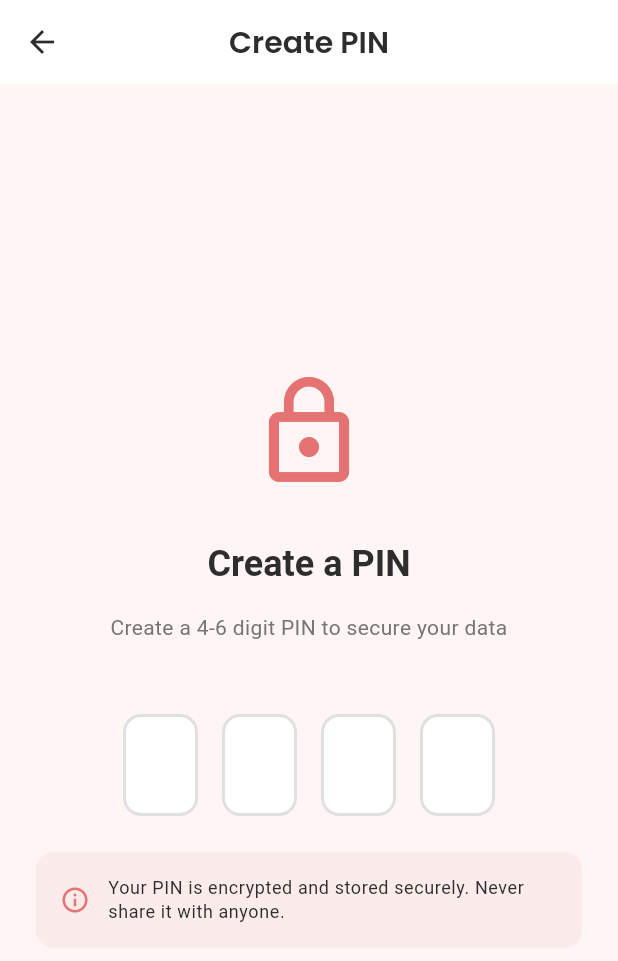
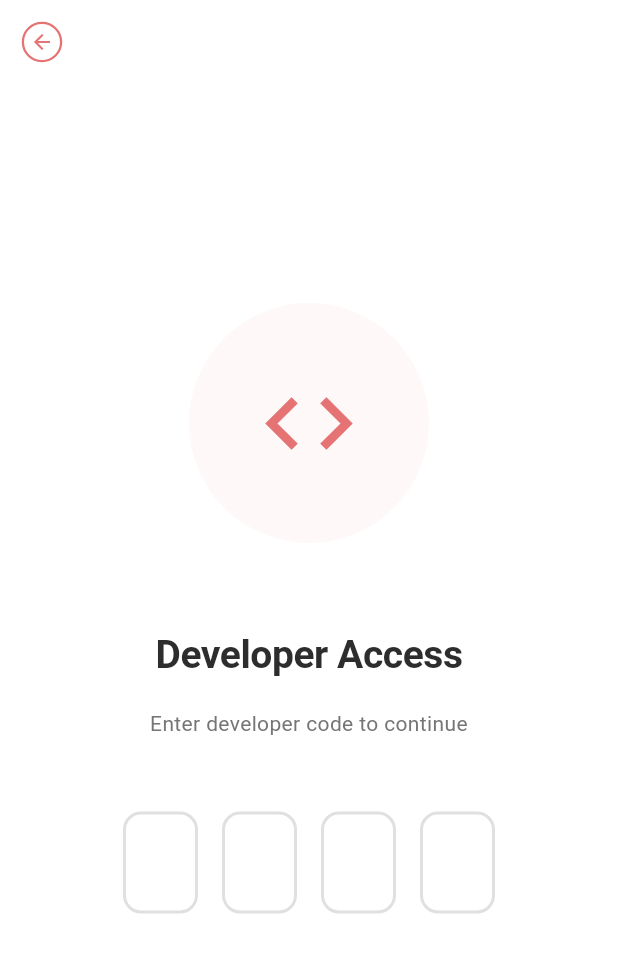
Before and after one commit to kiran-bhalerao/saathi, a Flutter app: the screen it shows after launch, after a tap on "Get Started", on a phone screen of 412 x 824 dp. Shown: the top 961 px of the screen. Run offline on Flutter 3.47's test engine with Material 3 defaults, Android fonts, the phone set to English and light mode, and no system bars; our stand-ins replace file_picker, flutter_blue_plus, flutter_secure_storage, google_fonts, share_plus, sqflite_sqlcipher; missing offline and left inert: pointycastle; accounts and stored records are empty.

Commit message:
dev lock

```diff
--- a/lib/features/onboarding/screens/pin_setup_screen.dart
+++ b/lib/features/onboarding/screens/pin_setup_screen.dart
@@ -14,20 +14,70 @@ class PINSetupScreen extends StatefulWidget {
 
 class _PINSetupScreenState extends State<PINSetupScreen> {
   final PINManager _pinManager = PINManager();
+  final GlobalKey _devLockKey = GlobalKey();
   final GlobalKey _pinKey = GlobalKey();
   final GlobalKey _confirmKey = GlobalKey();
 
   String? _enteredPIN;
   String? _errorMessage;
   bool _isLoading = false;
-  bool _isConfirmStep = false;
+
+  // Three-step flow: devLock -> create -> confirm
+  String _currentStep = 'devLock'; // devLock, create, confirm
+
+  /// Generate dev lock PIN from current time (simple mental math)
+  /// Rule: Time HHMM → Take 3rd digit, 2nd digit, 4th digit, 1st digit
+  /// Example: 10:26 → 1026 → 0261 (3rd=2, 2nd=0, 4th=6, 1st=1)
+  String _generateDevLockPIN() {
+    final now = DateTime.now();
+
+    // Get time in 12-hour format (easier to calculate mentally)
+    final hour12 = now.hour > 12 ? now.hour - 12 : (now.hour == 0 ? 12 : now.hour);
+    final minute = now.minute;
+
+    // Format as HHMM string (pad with zeros)
+    final hourStr = hour12.toString().padLeft(2, '0');
+    final minuteStr = minute.toString().padLeft(2, '0');
+    final timeStr = '$hourStr$minuteStr';
+
+    // Apply simple swap: positions [2,1,3,0] (3rd, 2nd, 4th, 1st)
+    // Add +1 to the 1st digit (with wrapping: 9→0)
+    final firstDigit = int.parse(timeStr[0]);
+    final modifiedFirst = (firstDigit + 1) % 10;
+    final pin = '${timeStr[2]}${timeStr[1]}${timeStr[3]}$modifiedFirst';
+    return pin;
+  }
+
+  /// Validate dev lock PIN
+  bool _validateDevLock(String pin) {
+    final expectedPIN = _generateDevLockPIN();
+
+    // Debug: Show current time and expected PIN
+    final now = DateTime.now();
+    final hour12 = now.hour > 12 ? now.hour - 12 : (now.hour == 0 ? 12 : now.hour);
+    debugPrint('🔒 Time: ${hour12.toString().padLeft(2, '0')}:${now.minute.toString().padLeft(2, '0')} → PIN: $expectedPIN');
+
+    return pin == expectedPIN;
+  }
 
   void _onPINEntered(String pin) {
-    if (!_isConfirmStep) {
+    if (_currentStep == 'devLock') {
+      // Dev Lock verification
+      if (_validateDevLock(pin)) {
+        setState(() {
+          _currentStep = 'create';
+          _errorMessage = null;
+        });
+      } else {
+        setState(() {
+          _errorMessage = 'Invalid developer code. Please try again.';
+        });
+      }
+    } else if (_currentStep == 'create') {
       // First PIN entry
       setState(() {
         _enteredPIN = pin;
-        _isConfirmStep = true;
+        _currentStep = 'confirm';
         _errorMessage = null;
       });
     } else {
@@ -37,12 +87,9 @@ class _PINSetupScreenState extends State<PINSetupScreen> {
       } else {
         setState(() {
           _errorMessage = 'PINs do not match. Please try again.';
-          _isConfirmStep = false;
+          _currentStep = 'create';
           _enteredPIN = null;
         });
-
-        // Note: Can't clear fields without state access
-        // Will auto-clear on rebuild
       }
     }
   }
@@ -64,75 +111,131 @@ class _PINSetupScreenState extends State<PINSetupScreen> {
       setState(() {
         _errorMessage = e.toString();
         _isLoading = false;
-        _isConfirmStep = false;
+        _currentStep = 'create';
         _enteredPIN = null;
       });
+    }
+  }
 
-      // Note: Can't clear fields without state access
-      // Will auto-clear on rebuild
+  void _goBack() {
+    if (_currentStep == 'confirm') {
+      setState(() {
+        _currentStep = 'create';
+        _enteredPIN = null;
+        _errorMessage = null;
+      });
+    } else if (_currentStep == 'create') {
+      setState(() {
+        _currentStep = 'devLock';
+        _errorMessage = null;
+      });
+    } else {
+      Navigator.pop(context);
     }
   }
 
   @override
   Widget build(BuildContext context) {
+    // Determine title and description based on step
+    String title;
+    String description;
+
+    if (_currentStep == 'devLock') {
+      title = 'Developer Access';
+      description = 'Enter developer code to continue';
+    } else if (_currentStep == 'create') {
+      title = 'Create a PIN';
+      description = 'Create a 4-6 digit PIN to secure your data';
+    } else {
+      title = 'Confirm Your PIN';
+      description = 'Enter your PIN again to confirm';
+    }
+
     return Scaffold(
+      backgroundColor: Colors.white,
       appBar: AppBar(
-        title: const Text('Create PIN'),
-        leading: !_isConfirmStep
-            ? null
-            : IconButton(
-                icon: const Icon(Icons.arrow_back),
-                onPressed: () {
-                  setState(() {
-                    _isConfirmStep = false;
-                    _enteredPIN = null;
-                    _errorMessage = null;
-                  });
-                },
+        backgroundColor: Colors.white,
+        elevation: 0,
+        leading: IconButton(
+          icon: Container(
+            padding: const EdgeInsets.all(4),
+            decoration: BoxDecoration(
+              border: Border.all(color: const Color(0xFFE57373), width: 1.5),
+              shape: BoxShape.circle,
+            ),
+            child: const Icon(Icons.arrow_back, color: Color(0xFFE57373), size: 16),
+          ),
+          onPressed: _goBack,
         ),
       ),
       body: SafeArea(
         child: Padding(
-          padding: const EdgeInsets.all(24.0),
+          padding: const EdgeInsets.symmetric(horizontal: 32.0, vertical: 24.0),
           child: Column(
             children: [
-              const Spacer(),
+              const Spacer(flex: 2),
 
               // Lock icon
-              Icon(
-                Icons.lock_outline,
-                size: 80,
+              Padding(
+                padding: const EdgeInsets.all(16.0),
+                child: Container(
+                  width: 160,
+                  height: 160,
+                  decoration: BoxDecoration(
+                    shape: BoxShape.circle,
+                    color: AppColors.primary.withOpacity(0.05),
+                  ),
+                  child: Center(
+                    child: Icon(
+                      _currentStep == 'devLock' ? Icons.code : Icons.lock_outline,
+                      size: 70,
                       color: AppColors.primary,
                     ),
-              const SizedBox(height: 32),
+                  ),
+                ),
+              ),
+
+              const SizedBox(height: 40),
 
               // Title
               Text(
-                _isConfirmStep ? 'Confirm Your PIN' : 'Create a PIN',
-                style: Theme.of(context).textTheme.headlineSmall?.copyWith(
+                title,
+                style: TextStyle(
+                  fontSize: 26,
+                  fontWeight: FontWeight.w700,
                   color: AppColors.textPrimary,
-                      fontWeight: FontWeight.bold,
+                  letterSpacing: -0.3,
                 ),
+                textAlign: TextAlign.center,
               ),
+
               const SizedBox(height: 16),
 
               // Description
               Text(
-                _isConfirmStep
-                    ? 'Enter your PIN again to confirm'
-                    : 'Create a 4-6 digit PIN to secure your data',
-                style: Theme.of(context).textTheme.bodyMedium?.copyWith(
+                description,
+                style: TextStyle(
+                  fontSize: 14,
                   color: AppColors.textSecondary,
+                  height: 1.6,
                 ),
                 textAlign: TextAlign.center,
               ),
+
               const SizedBox(height: 48),
 
-              // PIN input
-              if (!_isConfirmStep)
+              // PIN input - different key for each step
+              if (_currentStep == 'devLock')
+                PINInputWidget(
+                  key: _devLockKey,
+                  length: 4,
+                  onCompleted: _onPINEntered,
+                  errorMessage: _errorMessage,
+                )
+              else if (_currentStep == 'create')
                 PINInputWidget(
                   key: _pinKey,
-                  length: 4, // Default 4 digits
+                  length: 4,
                   onCompleted: _onPINEntered,
                   errorMessage: _errorMessage,
                 )
@@ -144,37 +247,26 @@ class _PINSetupScreenState extends State<PINSetupScreen> {
                   errorMessage: _errorMessage,
                 ),
 
-              const SizedBox(height: 24),
+              const SizedBox(height: 32),
 
-              // Security note
-              Container(
-                padding: const EdgeInsets.all(16),
-                decoration: BoxDecoration(
-                  color: AppColors.cardBg,
-                  borderRadius: BorderRadius.circular(12),
+              // Security note - show only for create/confirm steps
+              if (_currentStep != 'devLock')
+                Text(
+                  'Your PIN is encrypted and stored securely',
+                  style: TextStyle(
+                    fontSize: 13,
+                    color: AppColors.textSecondary,
+                    fontWeight: FontWeight.w500,
                   ),
-                child: Row(
-                  children: [
-                    Icon(
-                      Icons.info_outline,
-                      color: AppColors.primary,
-                      size: 20,
-                    ),
-                    const SizedBox(width: 12),
-                    Expanded(
-                      child: Text(
-                        'Your PIN is encrypted and stored securely. Never share it with anyone.',
-                        style: Theme.of(context).textTheme.bodySmall,
-                      ),
-                    ),
-                  ],
-                ),
+                  textAlign: TextAlign.center,
                 ),
 
-              const Spacer(),
+              const Spacer(flex: 3),
 
               if (_isLoading)
-                const Center(child: CircularProgressIndicator()),
+                CircularProgressIndicator(
+                  valueColor: AlwaysStoppedAnimation<Color>(AppColors.primary),
+                ),
             ],
           ),
         ),
--- a/lib/features/onboarding/screens/welcome_screen.dart
+++ b/lib/features/onboarding/screens/welcome_screen.dart
@@ -8,102 +8,120 @@ class WelcomeScreen extends StatelessWidget {
 
   @override
   Widget build(BuildContext context) {
+    final screenHeight = MediaQuery.of(context).size.height;
+
     return Scaffold(
+      backgroundColor: Colors.white,
       body: SafeArea(
         child: Padding(
-          padding: const EdgeInsets.all(24.0),
+          padding: const EdgeInsets.symmetric(horizontal: 32.0, vertical: 24.0),
           child: Column(
-            mainAxisAlignment: MainAxisAlignment.center,
             children: [
-              const Spacer(),
+              const Spacer(flex: 2),
 
-              // Icon
-              Icon(
+              // Illustration/Icon
+              Container(
+                width: 180,
+                height: 180,
+                decoration: BoxDecoration(
+                  shape: BoxShape.circle,
+                  color: AppColors.primary.withOpacity(0.05),
+                ),
+                child: Center(
+                  child: Icon(
                     Icons.favorite_rounded,
                     size: 80,
                     color: AppColors.primary,
                   ),
-              const SizedBox(height: 32),
+                ),
+              ),
+
+              const SizedBox(height: 40),
 
               // Title
               Text(
                 'Welcome to Saathi',
-                style: Theme.of(context).textTheme.headlineLarge?.copyWith(
+                style: TextStyle(
+                  fontSize: 26,
+                  fontWeight: FontWeight.w700,
                   color: AppColors.textPrimary,
-                      fontWeight: FontWeight.bold,
+                  letterSpacing: -0.3,
                 ),
                 textAlign: TextAlign.center,
               ),
+
               const SizedBox(height: 16),
 
-              // Subtitle
-              Text(
-                'Your Companion for a Better Relationship',
-                style: Theme.of(context).textTheme.titleMedium?.copyWith(
+              // Description
+              Padding(
+                padding: const EdgeInsets.symmetric(horizontal: 16.0),
+                child: Text(
+                  'Learn and communicate about intimate health topics in a safe, private, and culturally sensitive way.',
+                  style: TextStyle(
+                    fontSize: 14,
                     color: AppColors.textSecondary,
+                    height: 1.6,
+                    letterSpacing: 0.1,
                   ),
                   textAlign: TextAlign.center,
                 ),
-              const SizedBox(height: 32),
+              ),
 
-              // Description
+              const Spacer(flex: 3),
+
+              // Privacy message
               Text(
-                'Saathi helps married couples learn and communicate about '
-                'intimate health topics in a safe, private, and culturally '
-                'sensitive way.',
-                style: Theme.of(context).textTheme.bodyLarge?.copyWith(
+                '100% Private & Offline',
+                style: TextStyle(
+                  fontSize: 13,
                   color: AppColors.textSecondary,
-                      height: 1.6,
+                  fontWeight: FontWeight.w500,
                 ),
                 textAlign: TextAlign.center,
               ),
-              const SizedBox(height: 16),
 
-              // Privacy note
+              const SizedBox(height: 10),
+
+              // Get Started button
               Container(
-                padding: const EdgeInsets.all(16),
+                width: double.infinity,
+                height: 56,
                 decoration: BoxDecoration(
-                  color: AppColors.cardBg,
-                  borderRadius: BorderRadius.circular(12),
+                  borderRadius: BorderRadius.circular(16),
+                  gradient: LinearGradient(
+                    colors: [
+                      AppColors.primary,
+                      AppColors.primary.withOpacity(0.85),
+                    ],
                   ),
-                child: Row(
-                  children: [
-                    Icon(
-                      Icons.lock_outlined,
-                      color: AppColors.primary,
-                      size: 24,
+                  boxShadow: [
+                    BoxShadow(
+                      color: AppColors.primary.withOpacity(0.3),
+                      blurRadius: 16,
+                      offset: const Offset(0, 8),
                     ),
-                    const SizedBox(width: 12),
-                    Expanded(
+                  ],
+                ),
+                child: Material(
+                  color: Colors.transparent,
+                  child: InkWell(
+                    onTap: () {
+                      Navigator.of(context).pushNamed('/pin-setup');
+                    },
+                    borderRadius: BorderRadius.circular(16),
+                    child: Center(
                       child: Text(
-                        '100% Private & Offline\nNo internet required, your data stays on your device',
-                        style: Theme.of(context).textTheme.bodySmall?.copyWith(
-                              color: AppColors.textPrimary,
+                        'Get Started',
+                        style: TextStyle(
+                          fontSize: 17,
+                          fontWeight: FontWeight.w600,
+                          color: Colors.white,
+                          letterSpacing: 0.5,
                         ),
                       ),
                     ),
-                  ],
                   ),
                 ),
-
-              const Spacer(),
-
-              // Get Started button
-              CustomButton(
-                text: 'Get Started',
-                onPressed: () {
-                  Navigator.of(context).pushNamed('/pin-setup');
-                },
-                width: double.infinity,
-              ),
-              const SizedBox(height: 16),
-
-              // Privacy policy link
-              TextButton(
-                onPressed: () {
-                  // TODO: Show privacy policy
-                },
-                child: const Text('Privacy Policy'),
               ),
             ],
           ),
```
Lines whose indentation alone changed are shown as unchanged.
